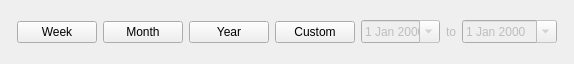
First picture: the form in RangeSelectorWidget.ui, repository FelixdelasPozas/WorkTimer, before the edit.
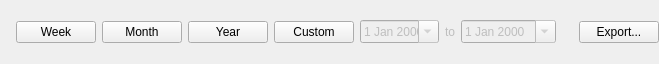
Second picture: the form after the edit.

Commit message: Data export to CSV. Quotes.

Patch:
```diff
--- a/RangeSelectorWidget.ui
+++ b/RangeSelectorWidget.ui
@@ -6,7 +6,7 @@
    <rect>
     <x>0</x>
     <y>0</y>
-    <width>574</width>
+    <width>659</width>
     <height>64</height>
    </rect>
   </property>
@@ -20,6 +20,18 @@
    <string>Form</string>
   </property>
   <layout class="QHBoxLayout" name="horizontalLayout">
+   <property name="leftMargin">
+    <number>0</number>
+   </property>
+   <property name="topMargin">
+    <number>0</number>
+   </property>
+   <property name="rightMargin">
+    <number>0</number>
+   </property>
+   <property name="bottomMargin">
+    <number>0</number>
+   </property>
    <item>
     <spacer name="horizontalSpacer">
      <property name="orientation">
@@ -34,6 +46,11 @@
     </spacer>
    </item>
    <item>
+    <layout class="QHBoxLayout" name="horizontalLayout_2">
+     <property name="rightMargin">
+      <number>0</number>
+     </property>
+     <item>
     <widget class="QPushButton" name="m_weekButton">
      <property name="text">
       <string>Week</string>
@@ -88,6 +105,8 @@
      </property>
     </widget>
    </item>
+    </layout>
+   </item>
    <item>
     <widget class="QDateEdit" name="m_fromDateEdit">
      <property name="enabled">
@@ -140,6 +159,13 @@
      </property>
     </spacer>
    </item>
+   <item>
+    <widget class="QPushButton" name="m_export">
+     <property name="text">
+      <string>Export...</string>
+     </property>
+    </widget>
+   </item>
   </layout>
  </widget>
  <resources/>
```
Lines whose indentation alone changed are shown as unchanged. The commit also changes 7 other files.
